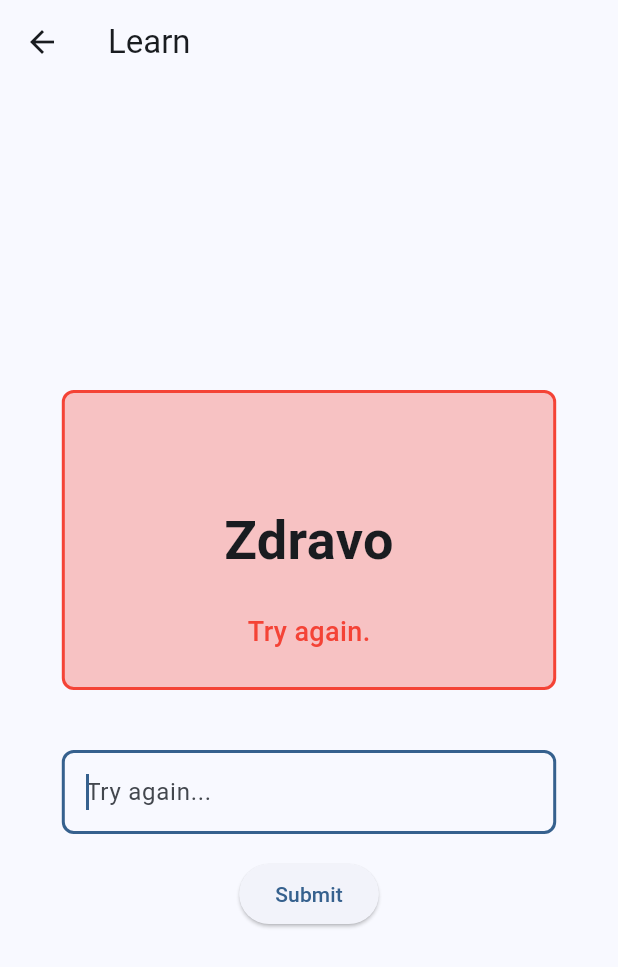
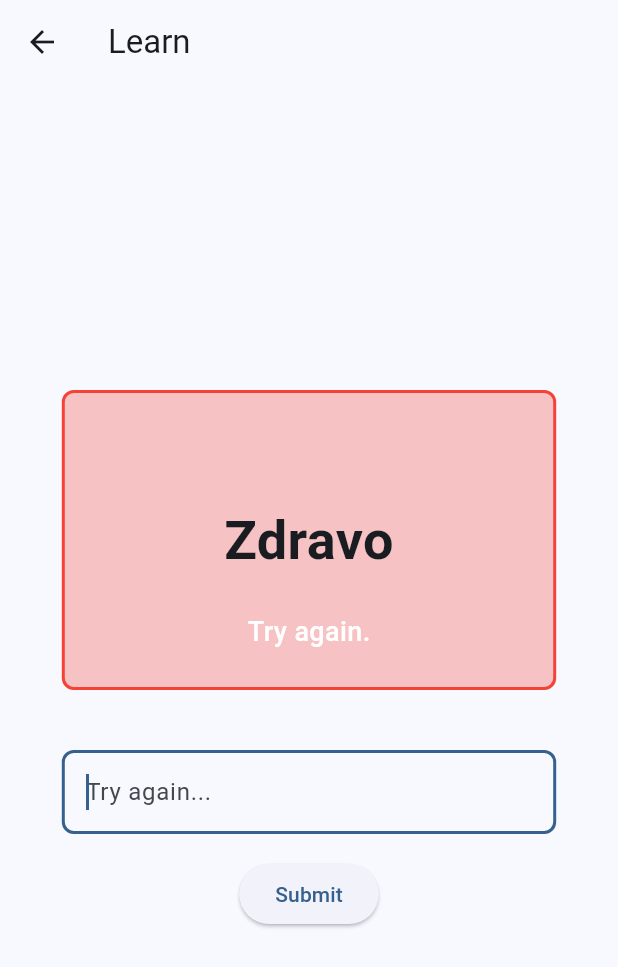
Before and after one commit to borzfele42069/kroat-ui, a Flutter app: the LearnScreen screen opened directly, after a tap on "Submit", on a phone screen of 412 x 824 dp. Shown: the top 967 px of the screen. Run offline on Flutter 3.47's test engine with Material 3 defaults, Android fonts, the phone set to English and light mode, and no system bars.

Commit message:
Use white text for message for better contrast
Co-Authored-By: Claude Haiku 4.5 <noreply@anthropic.com>

```diff
--- a/lib/screens/learn.dart
+++ b/lib/screens/learn.dart
@@ -126,12 +126,10 @@ class _LearnScreenState extends State<LearnScreen> with TickerProviderStateMixin
                           child: Center(
                             child: Text(
                               _isCorrect ? 'Nice!' : (_attemptCount == 1 ? 'Try again.' : 'Next time.'),
-                              style: TextStyle(
+                              style: const TextStyle(
                                 fontSize: 18,
                                 fontWeight: FontWeight.w500,
-                                color: _isCorrect
-                                    ? (_attemptCount == 1 ? Colors.green : Colors.yellow)
-                                    : Colors.red,
+                                color: Colors.white,
                               ),
                             ),
                           ),
```
